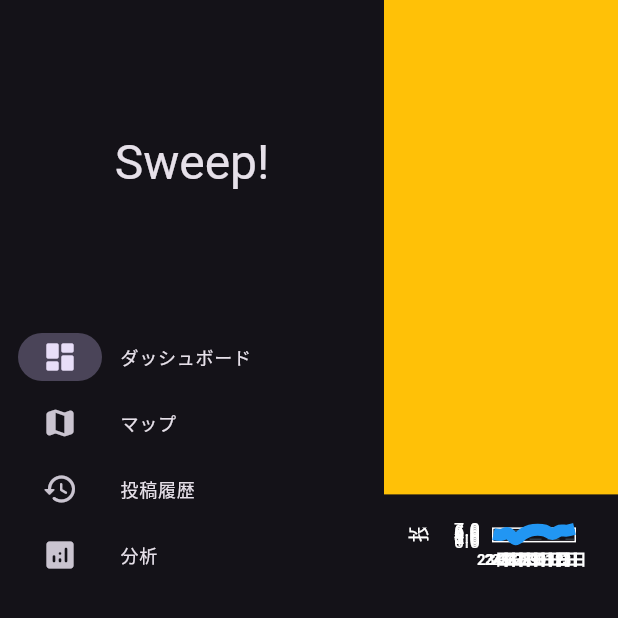
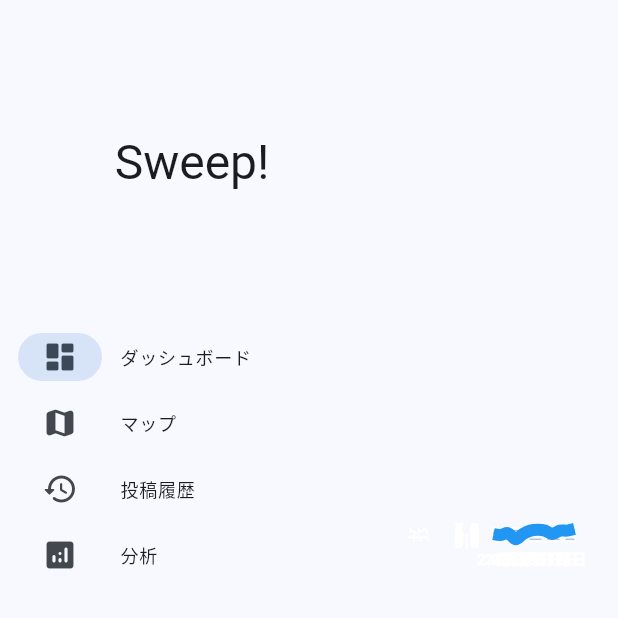
Before and after one commit to Chika0221/Sweep-host, a Flutter app: the screen it shows after launch, on a phone screen of 412 x 824 dp, the top half of it. Run offline on Flutter 3.47's test engine with Material 3 defaults, Android fonts, the phone set to English and light mode, and no system bars; drawn by our look-alikes of fl_chart; our stand-ins replace cloud_firestore, firebase_core, flutter_hooks, flutter_map, flutter_svg, freezed_annotation and 3 more; missing offline and left inert: flutter_map_animations, flutter_map_heatmap, image_network; accounts and stored records are empty; generated files the repository leaves out were written again.

Commit message:
Hostモデルを新規作成し、JSONシリアライズ機能を追加。Firebase初期化のコードを簡略化し、ダッシュボードページのレイアウトを修正。

```diff
--- a/lib/main.dart
+++ b/lib/main.dart
@@ -10,9 +10,7 @@ import 'package:sweep_host/firebase_options.dart';
 import 'package:sweep_host/pages/main_page.dart';
 
 Future<void> main() async {
-  await Firebase.initializeApp(
-    options: DefaultFirebaseOptions.currentPlatform
-  );
+  await Firebase.initializeApp(options: DefaultFirebaseOptions.currentPlatform);
 
   final app = MyApp();
   final providerScope = ProviderScope(child: app);
@@ -27,7 +25,7 @@ class MyApp extends HookConsumerWidget {
     return MaterialApp(
       debugShowCheckedModeBanner: false,
       darkTheme: ThemeData.dark(),
-      themeMode: ThemeMode.dark,
+      themeMode: ThemeMode.system,
       theme: ThemeData(colorSchemeSeed: Colors.blue),
       home: MainPage(),
     );
--- a/lib/pages/dashboard_page/dashboard_page.dart
+++ b/lib/pages/dashboard_page/dashboard_page.dart
@@ -14,7 +14,7 @@ class DashboardPage extends HookConsumerWidget {
     return Expanded(
       child: Column(
         children: [
-          Flexible(flex: 2, child: Container(color: Colors.amber)),
+          Flexible(flex: 2, child: Container()),
           Flexible(
             flex: 3,
             child: LineChartSample4(
```
Also changed, not shown: lib/classes/host.dart (added, +50 -0 lines), lib/classes/host.freezed.dart (added), lib/classes/host.g.dart (added).
